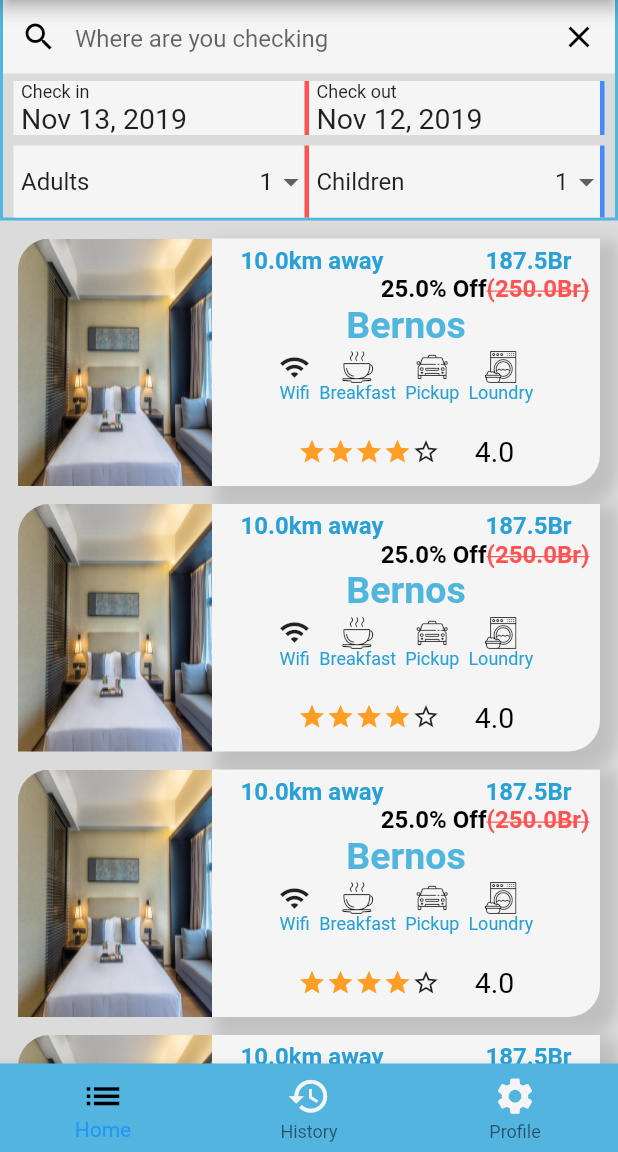
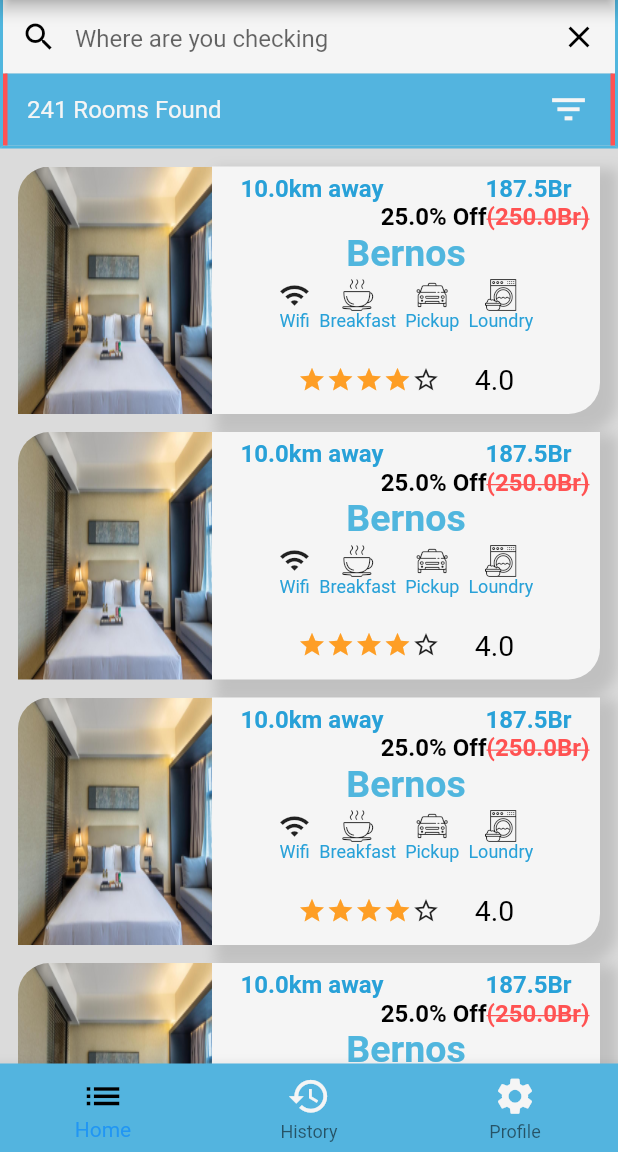
Before and after one commit to HPaulos/project-x, a Flutter app: the Home screen opened by its route, on a phone screen of 412 x 824 dp, the part 84-1236 px from its top. Run offline on Flutter 3.47's test engine with Material 2 defaults, Android fonts, the phone set to English and light mode, and no system bars; our stand-ins replace carousel_pro.

Commit message:
updated search filter inputs

```diff
--- a/lib/pages/home/search.dart
+++ b/lib/pages/home/search.dart
@@ -1,7 +1,6 @@
 import 'package:booker/models/hotel.dart';
 import 'package:booker/models/room_details.dart';
 import 'package:booker/widget/room_detail_card.dart';
-import 'package:datetime_picker_formfield/datetime_picker_formfield.dart';
 import 'package:flutter/cupertino.dart';
 import 'package:flutter/material.dart';
 import 'package:intl/intl.dart';
@@ -93,85 +92,61 @@ class SearchBar extends StatelessWidget {
               ],
             ),
           ),
-          Container(
+          new FilterBar()
+        ],
+      ),
+    );
+  }
+}
+
+class FilterBar extends StatefulWidget {
+  @override
+  State<StatefulWidget> createState() {
+    return _FilterBarState();
+  }
+}
+
+class _FilterBarState extends State<FilterBar> {
+  bool showFilters = false;
+
+  @override
+  Widget build(BuildContext context) {
+    return Column(
+      children: <Widget>[
+        Visibility(
+          visible: showFilters,
+          child: Container(
             child: Row(
               children: <Widget>[
                 Expanded(
                   flex: 1,
                   child: Padding(
-                    padding: const EdgeInsets.only(left: 7, top: 5, bottom: 7),
-                    child: DecoratedBox(
-                        decoration: BoxDecoration(
-                            color: Color(0xFFF5F5F5),
-                            border: Border(
-                                right: BorderSide(
-                                    width: 3.0, color: Colors.redAccent))),
-                        child: Padding(
-                          padding: const EdgeInsets.only(left: 5.0),
-                          child: Container(
-                            child: Column(
-                              children: <Widget>[
-                                Row(
-                                  children: <Widget>[
-                                    Text(
-                                      "Check in",
-                                      style: TextStyle(fontSize: 12),
-                                    ),
-                                  ],
-                                ),
-                                Row(
-                                  children: <Widget>[
-                                    Text(
-                                      "Nov 13, 2019",
-                                      style: TextStyle(fontSize: 19),
-                                    ),
-                                  ],
-                                ),
-                              ],
-                            ),
-                          ),
-                        )),
+                    padding: const EdgeInsets.only(
+                        left: 5, right: 5, top: 5, bottom: 5),
+                    child: DatePicker(
+                      name: "Check in",
+                      color: Color(0xA055FF55),
+                    ),
                   ),
                 ),
                 Expanded(
                   flex: 1,
                   child: Padding(
-                    padding: const EdgeInsets.only(right: 7, top: 5, bottom: 7),
-                    child: DecoratedBox(
-                        decoration: BoxDecoration(
-                            color: Color(0xFFF5F5F5),
-                            border: Border(
-                                right: BorderSide(
-                                    width: 3.0, color: Colors.blueAccent))),
-                        child: Padding(
-                          padding: const EdgeInsets.only(left: 5.0),
-                          child: Column(
-                            children: <Widget>[
-                              Row(
-                                children: <Widget>[
-                                  Text(
-                                    "Check out",
-                                    style: TextStyle(fontSize: 12),
-                                  ),
-                                ],
-                              ),
-                              Row(
-                                children: <Widget>[
-                                  Text(
-                                    "Nov 12, 2019",
-                                    style: TextStyle(fontSize: 19),
-                                  ),
-                                ],
-                              ),
-                            ],
-                          ),
-                        )),
+                    padding: const EdgeInsets.only(
+                        left: 5, right: 5, top: 5, bottom: 5),
+                    child: DatePicker(
+                      name: "Check out",
+                      color: Color(0xA0FF5555),
+                    ),
                   ),
                 ),
               ],
             ),
           ),
-          Container(
+        ),
+        Visibility(
+          visible: showFilters,
+          child: Container(
             child: Row(
               children: <Widget>[
                 Expanded(
@@ -238,8 +213,128 @@ class SearchBar extends StatelessWidget {
                 )
               ],
             ),
-          )
-        ],
+          ),
+        ),
+        Visibility(
+          visible: showFilters,
+          child: Padding(
+            padding:
+                const EdgeInsets.only(left: 7, right: 7, top: 5, bottom: 5),
+            child: Row(
+              children: <Widget>[
+                Expanded(
+                  child: MaterialButton(
+                    color: Color(0xA055FF55),
+                    minWidth: double.maxFinite,
+                    onPressed: () {},
+                    child: Text("Filter Search"),
+                  ),
+                )
+              ],
+            ),
+          ),
+        ),
+        Container(
+          child: DecoratedBox(
+            decoration: BoxDecoration(
+                color: Color(0xFF53B4DF),
+                border: Border(
+                  right: BorderSide(width: 3.0, color: Colors.redAccent),
+                  left: BorderSide(width: 3.0, color: Colors.redAccent),
+                )),
+            child: Padding(
+              padding: const EdgeInsets.only(left: 16, right: 7),
+              child: Row(
+                children: <Widget>[
+                  Text(
+                    "241 Rooms Found",
+                    style: TextStyle(color: Color(0xFFF5F5F5), fontSize: 16),
+                  ),
+                  Spacer(),
+                  IconButton(
+                    icon: Icon(
+                      Icons.filter_list,
+                      color: Color(0xFFF5F5F5),
+                      size: 29,
+                    ),
+                    onPressed: () {
+                      setState(() {
+                        showFilters = !showFilters;
+                      });
+                    },
+                  )
+                ],
+              ),
+            ),
+          ),
+        ),
+      ],
+    );
+  }
+}
+
+class DatePicker extends StatefulWidget {
+  final String name;
+  final Color color;
+  DatePicker({this.name, this.color});
+
+  @override
+  State<StatefulWidget> createState() {
+    return _DatePickerState();
+  }
+}
+
+class _DatePickerState extends State<DatePicker> {
+  String _value = '';
+
+  @override
+  void initState() {
+    super.initState();
+    _value = DateFormat('MMM dd, yyyy').format(DateTime.now());
+  }
+
+  @override
+  Widget build(BuildContext context) {
+    return RaisedButton(
+      color: widget.color,
+      onPressed: () async {
+        Future<DateTime> selectedDate = showDatePicker(
+          context: context,
+          initialDate: DateTime.now(),
+          firstDate: DateTime(2018),
+          lastDate: DateTime(2030),
+          builder: (BuildContext context, Widget child) {
+            return Theme(
+              data: Theme.of(context),
+              child: child,
+            );
+          },
+        );
+
+        DateTime date = await selectedDate;
+      },
+      child: Padding(
+        padding: const EdgeInsets.only(top: 5, bottom: 5),
+        child: Column(
+          children: <Widget>[
+            Row(
+              children: <Widget>[
+                Text(
+                  widget.name,
+                  style: TextStyle(fontSize: 12),
+                ),
+              ],
+            ),
+            Row(
+              children: <Widget>[
+                Text(
+                  _value,
+                  style: TextStyle(fontSize: 19),
+                ),
+              ],
+            ),
+          ],
+        ),
       ),
     );
   }
```
Also changed, not shown: flutter_02.png (added).
